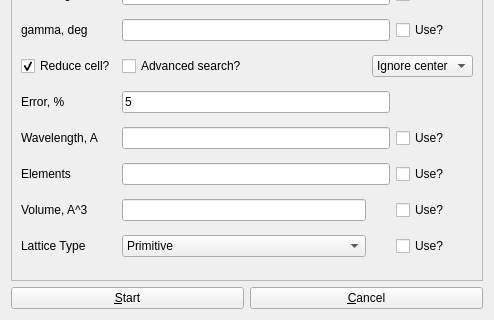
PavloSolntsev/solxd, file searchform.ui: the form before one commit; both pictures show x 0 to 494 and y 190 to 510 of the 494 by 510 pixel window.
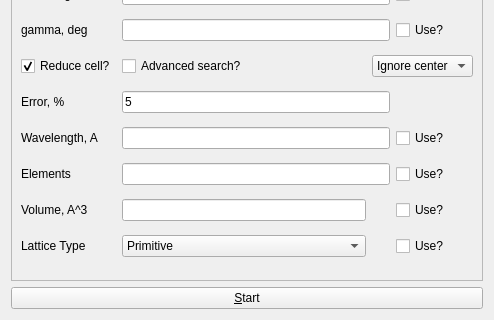
The form after the commit.

Commit message: Search Widget was moved to a dock.

What changed in the file:
```diff
--- a/searchform.ui
+++ b/searchform.ui
@@ -301,13 +301,6 @@
        </property>
       </widget>
      </item>
-     <item>
-      <widget class="QPushButton" name="pushButton_cancel">
-       <property name="text">
-        <string>&amp;Cancel</string>
-       </property>
-      </widget>
-     </item>
     </layout>
    </item>
   </layout>
```
Left out of the diff: 1 changed line with no effect on the pictures. The commit also changes 5 other files.
